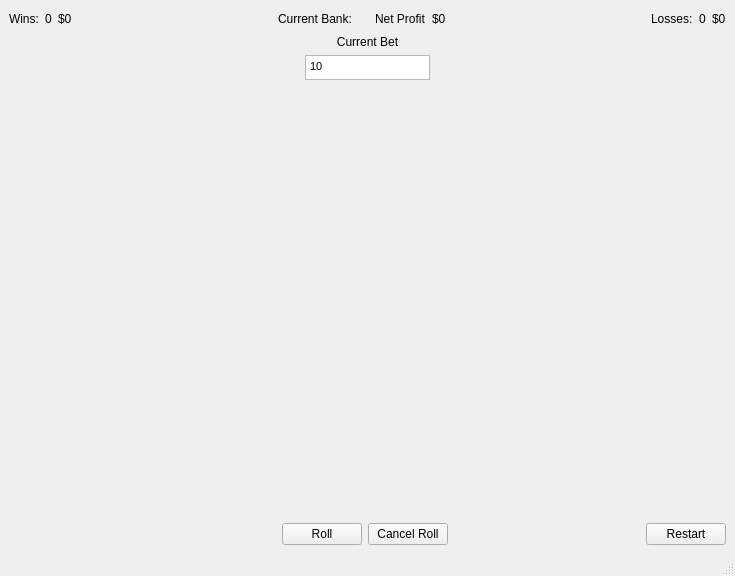
This is crapsUI.ui in ZENALC/CrapsGame as Qt 5 draws it before an edit. The edited form follows.
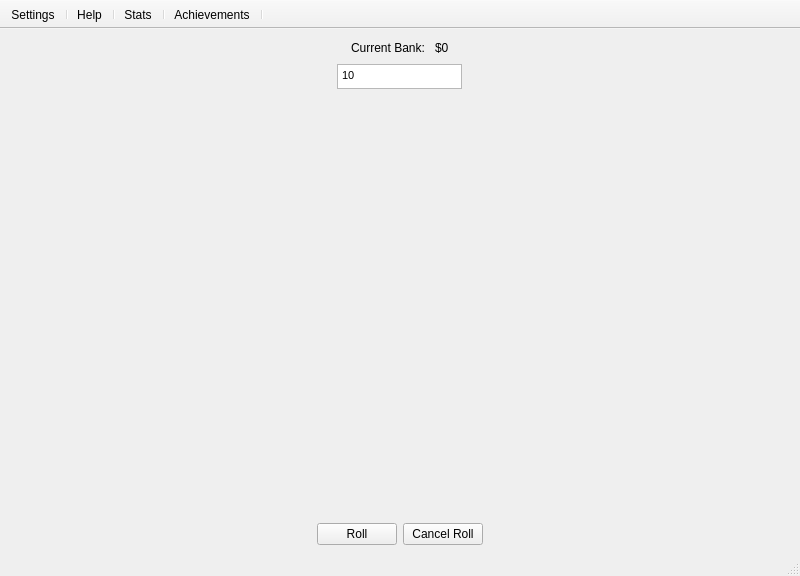
This is the edited form. Icons and pictures are not drawn.

Commit message: Added settings, stats, help, achievements, and saving

```diff
--- a/crapsUI.ui
+++ b/crapsUI.ui
@@ -6,14 +6,27 @@
    <rect>
     <x>0</x>
     <y>0</y>
-    <width>735</width>
+    <width>800</width>
     <height>576</height>
    </rect>
   </property>
   <property name="windowTitle">
-   <string>MainWindow</string>
+   <string>Craps</string>
+  </property>
+  <property name="windowIcon">
+   <iconset resource="crapsResources_rc.qrc">
+    <normaloff>:/6</normaloff>:/6</iconset>
+  </property>
+  <property name="styleSheet">
+   <string notr="true"/>
   </property>
   <widget class="QWidget" name="centralwidget">
+   <property name="enabled">
+    <bool>true</bool>
+   </property>
+   <property name="styleSheet">
+    <string notr="true"/>
+   </property>
    <layout class="QGridLayout" name="gridLayout">
     <item row="1" column="0">
      <layout class="QVBoxLayout" name="verticalLayout">
@@ -22,41 +35,20 @@
         <item>
          <layout class="QHBoxLayout" name="horizontalLayout">
           <item>
-           <widget class="QLabel" name="label_3">
-            <property name="text">
-             <string>Wins:</string>
+           <spacer name="horizontalSpacer">
+            <property name="orientation">
+             <enum>Qt::Horizontal</enum>
             </property>
-           </widget>
-          </item>
-          <item>
-           <widget class="QLabel" name="winsLabel">
-            <property name="text">
-             <string>0</string>
+            <property name="sizeHint" stdset="0">
+             <size>
+              <width>40</width>
+              <height>20</height>
+             </size>
             </property>
-           </widget>
-          </item>
-          <item>
-           <widget class="QLabel" name="profitAmt">
-            <property name="text">
-             <string>&lt;html&gt;&lt;head/&gt;&lt;body&gt;&lt;p&gt;$0&lt;/p&gt;&lt;/body&gt;&lt;/html&gt;</string>
-            </property>
-           </widget>
+           </spacer>
           </item>
          </layout>
         </item>
-        <item>
-         <spacer name="horizontalSpacer_8">
-          <property name="orientation">
-           <enum>Qt::Horizontal</enum>
-          </property>
-          <property name="sizeHint" stdset="0">
-           <size>
-            <width>40</width>
-            <height>20</height>
-           </size>
-          </property>
-         </spacer>
-        </item>
         <item>
          <widget class="QLabel" name="label">
           <property name="text">
@@ -67,90 +59,32 @@
         <item>
          <widget class="QLabel" name="bank">
           <property name="text">
-           <string/>
-          </property>
-         </widget>
-        </item>
-        <item>
-         <widget class="QLabel" name="label_8">
-          <property name="text">
-           <string>Net Profit</string>
-          </property>
-         </widget>
-        </item>
-        <item>
-         <widget class="QLabel" name="netProfit">
-          <property name="text">
-           <string>&lt;html&gt;&lt;head/&gt;&lt;body&gt;&lt;p&gt;$0&lt;/p&gt;&lt;/body&gt;&lt;/html&gt;</string>
-          </property>
-         </widget>
-        </item>
-        <item>
-         <spacer name="horizontalSpacer">
-          <property name="orientation">
-           <enum>Qt::Horizontal</enum>
-          </property>
-          <property name="sizeHint" stdset="0">
-           <size>
-            <width>40</width>
-            <height>20</height>
-           </size>
-          </property>
-         </spacer>
-        </item>
-        <item>
-         <widget class="QLabel" name="label_4">
-          <property name="text">
-           <string>Losses:</string>
+           <string>$0</string>
           </property>
          </widget>
         </item>
         <item>
          <layout class="QHBoxLayout" name="horizontalLayout_3">
           <item>
-           <layout class="QHBoxLayout" name="horizontalLayout_2">
-            <item>
-             <widget class="QLabel" name="lossesLabel">
-              <property name="text">
-               <string>0</string>
-              </property>
-             </widget>
-            </item>
-           </layout>
+           <layout class="QHBoxLayout" name="horizontalLayout_2"/>
+          </item>
+          <item>
+           <spacer name="horizontalSpacer_7">
+            <property name="orientation">
+             <enum>Qt::Horizontal</enum>
+            </property>
+            <property name="sizeHint" stdset="0">
+             <size>
+              <width>40</width>
+              <height>20</height>
+             </size>
+            </property>
+           </spacer>
           </item>
          </layout>
         </item>
-        <item>
-         <widget class="QLabel" name="lossAmt">
-          <property name="text">
-           <string>&lt;html&gt;&lt;head/&gt;&lt;body&gt;&lt;p&gt;$0&lt;/p&gt;&lt;/body&gt;&lt;/html&gt;</string>
-          </property>
-         </widget>
-        </item>
        </layout>
       </item>
-      <item>
-       <widget class="QLabel" name="label_2">
-        <property name="sizePolicy">
-         <sizepolicy hsizetype="MinimumExpanding" vsizetype="Preferred">
-          <horstretch>0</horstretch>
-          <verstretch>0</verstretch>
-         </sizepolicy>
-        </property>
-        <property name="maximumSize">
-         <size>
-          <width>16777215</width>
-          <height>16777215</height>
-         </size>
-        </property>
-        <property name="text">
-         <string>Current Bet</string>
-        </property>
-        <property name="alignment">
-         <set>Qt::AlignCenter</set>
-        </property>
-       </widget>
-      </item>
       <item>
        <layout class="QVBoxLayout" name="verticalLayout_2"/>
       </item>
@@ -311,38 +245,6 @@
       </item>
       <item>
        <layout class="QHBoxLayout" name="horizontalLayout_5">
-        <item>
-         <spacer name="horizontalSpacer_7">
-          <property name="orientation">
-           <enum>Qt::Horizontal</enum>
-          </property>
-          <property name="sizeType">
-           <enum>QSizePolicy::Fixed</enum>
-          </property>
-          <property name="sizeHint" stdset="0">
-           <size>
-            <width>40</width>
-            <height>20</height>
-           </size>
-          </property>
-         </spacer>
-        </item>
-        <item>
-         <spacer name="horizontalSpacer_9">
-          <property name="orientation">
-           <enum>Qt::Horizontal</enum>
-          </property>
-          <property name="sizeType">
-           <enum>QSizePolicy::Fixed</enum>
-          </property>
-          <property name="sizeHint" stdset="0">
-           <size>
-            <width>40</width>
-            <height>20</height>
-           </size>
-          </property>
-         </spacer>
-        </item>
         <item>
          <spacer name="horizontalSpacer_2">
           <property name="orientation">
@@ -383,13 +285,6 @@
           </property>
          </spacer>
         </item>
-        <item>
-         <widget class="QPushButton" name="restartGame">
-          <property name="text">
-           <string>Restart</string>
-          </property>
-         </widget>
-        </item>
        </layout>
       </item>
      </layout>
@@ -407,6 +302,85 @@
    </property>
   </widget>
   <widget class="QStatusBar" name="statusbar"/>
+  <widget class="QToolBar" name="toolBar">
+   <property name="mouseTracking">
+    <bool>true</bool>
+   </property>
+   <property name="focusPolicy">
+    <enum>Qt::ClickFocus</enum>
+   </property>
+   <property name="acceptDrops">
+    <bool>true</bool>
+   </property>
+   <property name="windowTitle">
+    <string>toolBar</string>
+   </property>
+   <property name="styleSheet">
+    <string notr="true"/>
+   </property>
+   <property name="movable">
+    <bool>false</bool>
+   </property>
+   <property name="toolButtonStyle">
+    <enum>Qt::ToolButtonTextUnderIcon</enum>
+   </property>
+   <attribute name="toolBarArea">
+    <enum>TopToolBarArea</enum>
+   </attribute>
+   <attribute name="toolBarBreak">
+    <bool>false</bool>
+   </attribute>
+   <addaction name="actionSettings"/>
+   <addaction name="separator"/>
+   <addaction name="actionHelp"/>
+   <addaction name="separator"/>
+   <addaction name="actionStats"/>
+   <addaction name="separator"/>
+   <addaction name="actionAchievements"/>
+   <addaction name="separator"/>
+  </widget>
+  <action name="actionSettings">
+   <property name="icon">
+    <iconset resource="crapsResources_rc.qrc">
+     <normaloff>:/settingsLogo.png</normaloff>:/settingsLogo.png</iconset>
+   </property>
+   <property name="text">
+    <string>Settings</string>
+   </property>
+   <property name="toolTip">
+    <string>Settings for the game</string>
+   </property>
+  </action>
+  <action name="actionHelp">
+   <property name="icon">
+    <iconset resource="crapsResources_rc.qrc">
+     <normaloff>:/helpLogo.png</normaloff>:/helpLogo.png</iconset>
+   </property>
+   <property name="text">
+    <string>Help</string>
+   </property>
+   <property name="toolTip">
+    <string>Help</string>
+   </property>
+  </action>
+  <action name="actionStats">
+   <property name="icon">
+    <iconset resource="crapsResources_rc.qrc">
+     <normaloff>:/statsLogo.png</normaloff>:/statsLogo.png</iconset>
+   </property>
+   <property name="text">
+    <string>Stats</string>
+   </property>
+  </action>
+  <action name="actionAchievements">
+   <property name="icon">
+    <iconset resource="crapsResources_rc.qrc">
+     <normaloff>:/trophyLogo.png</normaloff>:/trophyLogo.png</iconset>
+   </property>
+   <property name="text">
+    <string>Achievements</string>
+   </property>
+  </action>
  </widget>
  <resources>
   <include location="crapsResources_rc.qrc"/>
```
Left out of the diff: 14 changed lines with no effect on the pictures. The commit also changes 20 other files.
